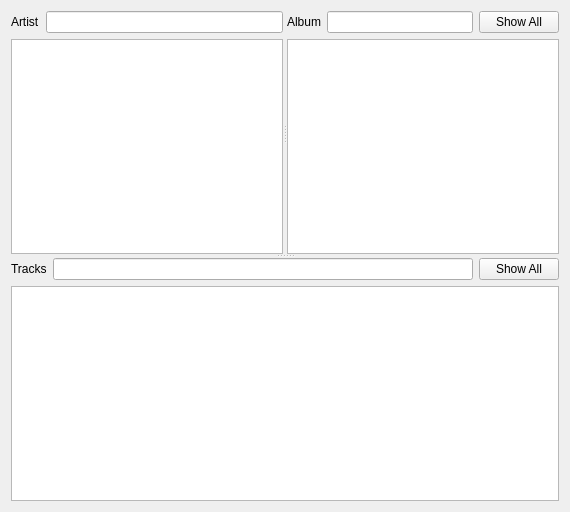
Before: the Qt Designer form ui/LibraryForm.ui in tarmack/Pythagora, drawn with Qt 5.
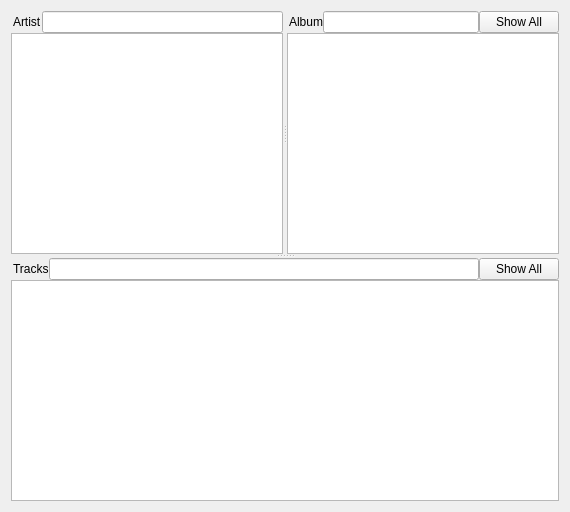
After: the same form once the commit is applied. Custom widgets are drawn as their Qt base class.

Commit message: Reduce item spacing and improve alignment in LibraryForm.

```diff
--- a/ui/LibraryForm.ui
+++ b/ui/LibraryForm.ui
@@ -28,6 +28,9 @@
         <property name="margin">
          <number>0</number>
         </property>
+        <property name="spacing">
+         <number>0</number>
+        </property>
         <item row="0" column="0">
          <widget class="QLabel" name="label">
           <property name="sizePolicy">
@@ -39,6 +42,12 @@
           <property name="text">
            <string>Artist</string>
           </property>
+          <property name="margin">
+           <number>2</number>
+          </property>
+          <property name="indent">
+           <number>2</number>
+          </property>
           <property name="buddy">
            <cstring>artistSearchField</cstring>
           </property>
@@ -92,6 +101,9 @@
         <property name="margin">
          <number>0</number>
         </property>
+        <property name="spacing">
+         <number>0</number>
+        </property>
         <item row="0" column="1">
          <widget class="KLineEdit" name="albumSearchField">
           <property name="trapEnterKeyEvent" stdset="0">
@@ -113,6 +125,12 @@
           <property name="text">
            <string>Album</string>
           </property>
+          <property name="margin">
+           <number>2</number>
+          </property>
+          <property name="indent">
+           <number>2</number>
+          </property>
           <property name="buddy">
            <cstring>albumSearchField</cstring>
           </property>
@@ -173,6 +191,9 @@
        <property name="margin">
         <number>0</number>
        </property>
+       <property name="spacing">
+        <number>0</number>
+       </property>
        <item row="0" column="0">
         <widget class="QLabel" name="label_2">
          <property name="sizePolicy">
@@ -184,6 +205,12 @@
          <property name="text">
           <string>Tracks</string>
          </property>
+         <property name="margin">
+          <number>2</number>
+         </property>
+         <property name="indent">
+          <number>2</number>
+         </property>
          <property name="buddy">
           <cstring>trackSearchField</cstring>
          </property>
```
